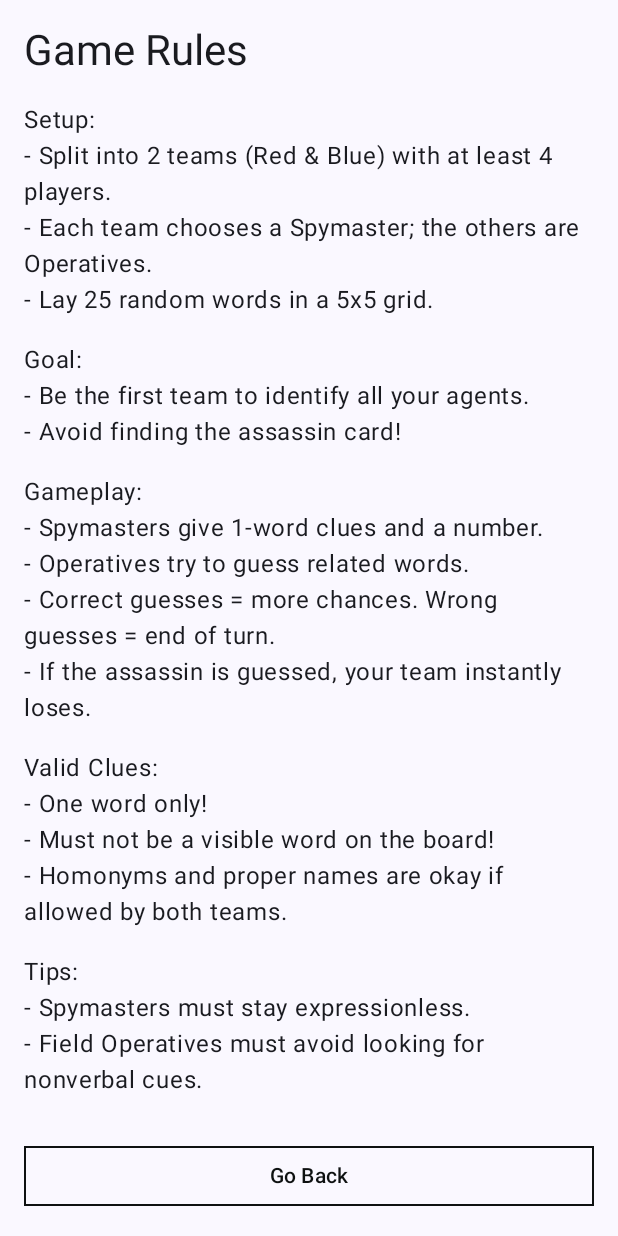
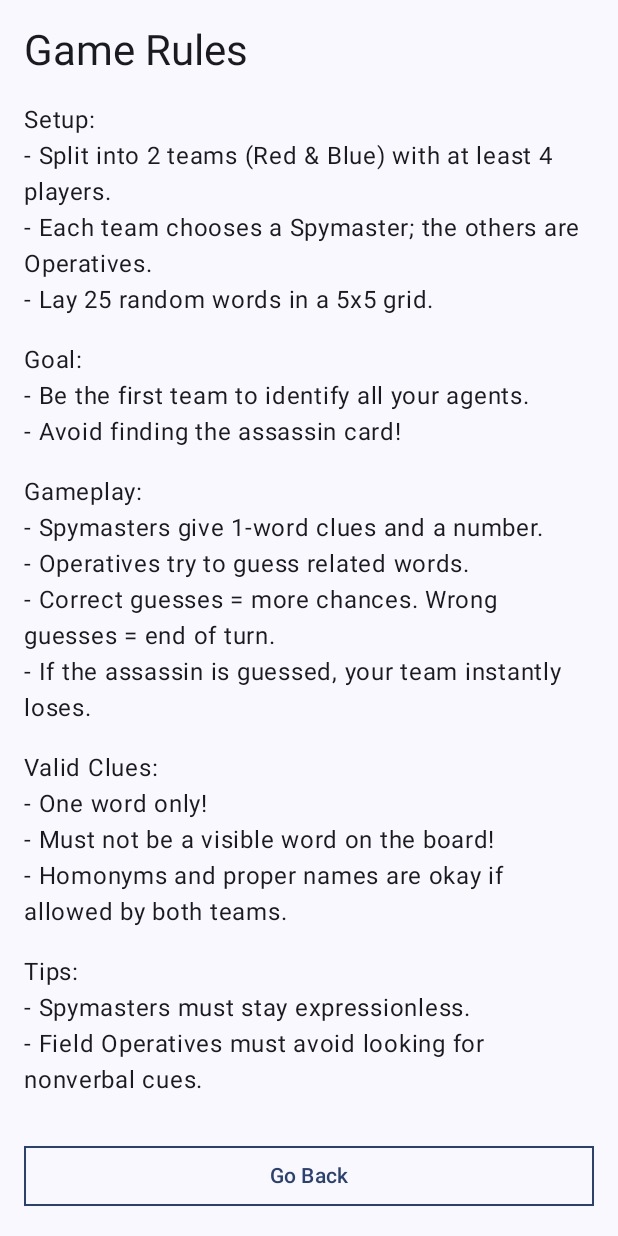
Before and after one commit to SE2-Codenames/CodenamesApp, an Android app built with Jetpack Compose: the screen it shows after launch (MainActivity), after a tap on "Rules", on a phone screen of 412 x 824 dp. Run offline under Robolectric (Android 15) with nearby library versions, the phone set to English and light mode, and no system bars.

Commit message:
GUI: changed colors to MaterialTheme

```diff
--- a/app/src/main/java/com/example/codenamesapp/ui/theme/Theme.kt
+++ b/app/src/main/java/com/example/codenamesapp/ui/theme/Theme.kt
@@ -25,6 +25,7 @@ import androidx.compose.ui.unit.dp
 
 private val DarkColorScheme = darkColorScheme(
     primary = Color.White,
+    onPrimary = CustomBlack,
     secondary = LightGrey,
     tertiary = LightBlue,
     error = LightRed
@@ -32,6 +33,7 @@ private val DarkColorScheme = darkColorScheme(
 
 private val LightColorScheme = lightColorScheme(
     primary = CustomBlack,
+    onPrimary = Color.White,
     secondary = DarkGrey,
     tertiary = DarkBlue,
     error = DarkRed
@@ -77,8 +79,8 @@ fun ButtonsGui (text: String, onClick: () -> Unit, modifier: Modifier) { // Desi
         modifier = modifier,
         colors = ButtonDefaults.buttonColors(containerColor = Transparent),
         shape = RectangleShape,
-        border = BorderStroke(1.dp, CustomBlack)
+        border = BorderStroke(1.dp, MaterialTheme.colorScheme.primary)
     ) {
-        Text(text, color = CustomBlack)
+        Text(text, color = MaterialTheme.colorScheme.primary)
     }
 }
```
Also changed, not shown: app/src/main/java/com/example/codenamesapp/gamelogic/PlayScreen.kt (+14 -14 lines).
